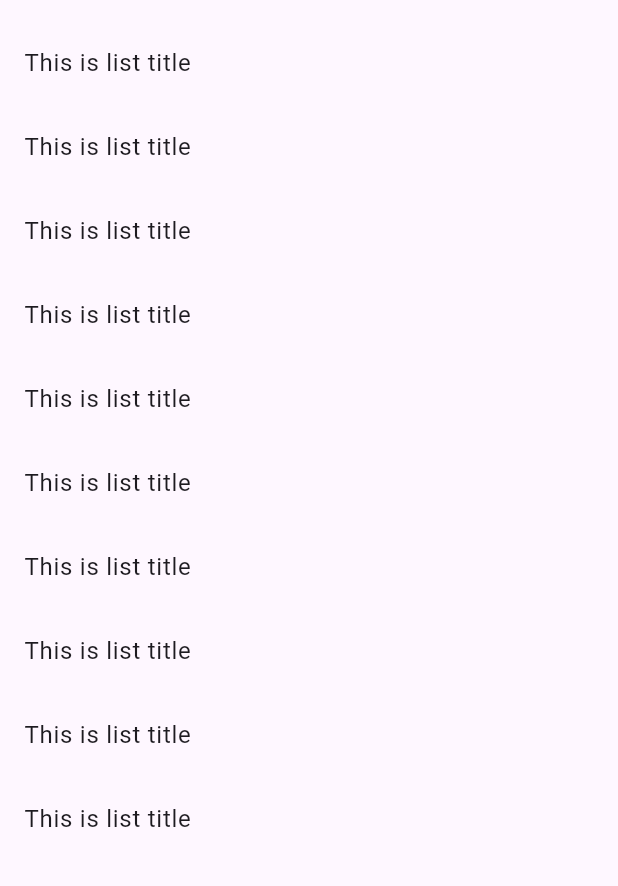
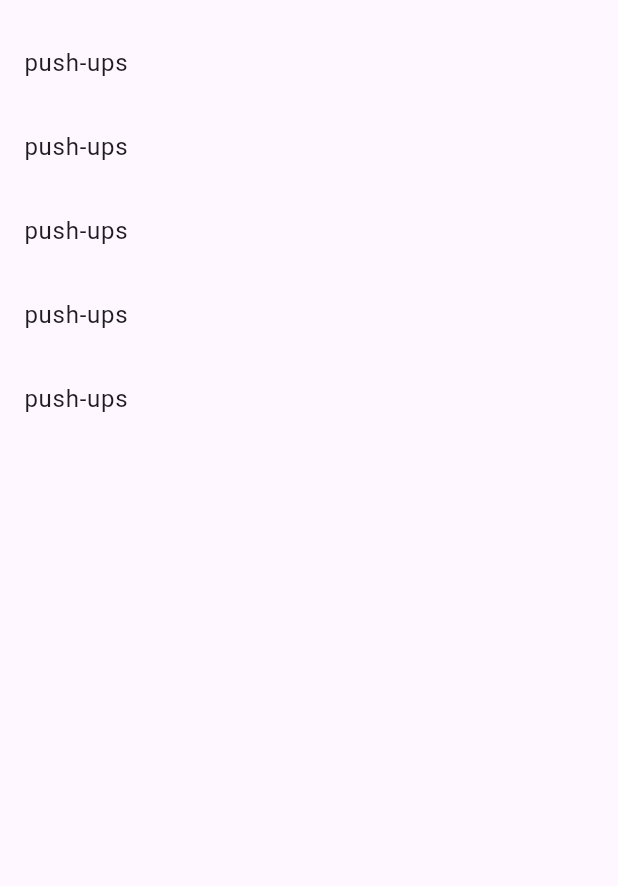
Before and after one commit to ynnuSunny/exercise_app, a Flutter app: the screen it shows after launch, on a phone screen of 412 x 824 dp, the part 63-949 px from its top. Run offline on Flutter 3.47's test engine with Material 3 defaults, Android fonts, the phone set to English and light mode, and no system bars.

Commit message:
add exercise model and create list

```diff
--- a/lib/main.dart
+++ b/lib/main.dart
@@ -2,7 +2,7 @@ import 'package:flutter/material.dart';
 import 'src/screens/exercise_list.dart';
 
 void main() {
-  runApp(const MaterialApp(
+  runApp(MaterialApp(
       home: ExerciseListScreen() ,
   ));
 }
--- /dev/null
+++ b/lib/src/models/exercise_model.dart
@@ -0,0 +1,6 @@
+class ExerciseModel{
+    String name;
+    String description;
+    String imageUrl;
+    ExerciseModel({required this.name, required this.description, required this.imageUrl});
+}
--- a/lib/src/screens/exercise_list.dart
+++ b/lib/src/screens/exercise_list.dart
@@ -1,7 +1,16 @@
+import 'package:exercise_app/src/models/exercise_model.dart';
 import 'package:flutter/material.dart';
 
 class ExerciseListScreen extends StatelessWidget {
-  const ExerciseListScreen({super.key});
+  ExerciseListScreen({super.key});
+
+  List<ExerciseModel> exercisesList = [
+    ExerciseModel(name: "push-ups", description: "description", imageUrl: "https://www.google.com/url?sa=i&url=https%3A%2F%2Fwww.flaticon.com%2Ffree-icon%2Fpush-up_2548536&psig=AOvVaw0Y6hFRJPpqleRMVMSBl_Uz&ust=1705386224490000&source=images&cd=vfe&ved=0CBMQjRxqFwoTCMC0yfTg3oMDFQAAAAAdAAAAABAI"),
+    ExerciseModel(name: "push-ups", description: "description", imageUrl: "https://www.google.com/url?sa=i&url=https%3A%2F%2Fwww.flaticon.com%2Ffree-icon%2Fpush-up_2548536&psig=AOvVaw0Y6hFRJPpqleRMVMSBl_Uz&ust=1705386224490000&source=images&cd=vfe&ved=0CBMQjRxqFwoTCMC0yfTg3oMDFQAAAAAdAAAAABAI"),
+    ExerciseModel(name: "push-ups", description: "description", imageUrl: "https://www.google.com/url?sa=i&url=https%3A%2F%2Fwww.flaticon.com%2Ffree-icon%2Fpush-up_2548536&psig=AOvVaw0Y6hFRJPpqleRMVMSBl_Uz&ust=1705386224490000&source=images&cd=vfe&ved=0CBMQjRxqFwoTCMC0yfTg3oMDFQAAAAAdAAAAABAI"),
+    ExerciseModel(name: "push-ups", description: "description", imageUrl: "https://www.google.com/url?sa=i&url=https%3A%2F%2Fwww.flaticon.com%2Ffree-icon%2Fpush-up_2548536&psig=AOvVaw0Y6hFRJPpqleRMVMSBl_Uz&ust=1705386224490000&source=images&cd=vfe&ved=0CBMQjRxqFwoTCMC0yfTg3oMDFQAAAAAdAAAAABAI"),
+    ExerciseModel(name: "push-ups", description: "description", imageUrl: "https://www.google.com/url?sa=i&url=https%3A%2F%2Fwww.flaticon.com%2Ffree-icon%2Fpush-up_2548536&psig=AOvVaw0Y6hFRJPpqleRMVMSBl_Uz&ust=1705386224490000&source=images&cd=vfe&ved=0CBMQjRxqFwoTCMC0yfTg3oMDFQAAAAAdAAAAABAI"),
+  ];
 
   @override
   Widget build(BuildContext context) {
@@ -12,10 +21,10 @@ class ExerciseListScreen extends StatelessWidget {
         ),
         body: Container(
           child: ListView.builder(
-              itemCount: 10,
+              itemCount: exercisesList.length,
               itemBuilder: (contest, index){
-                return const ListTile(
-                   title: Text("This is list title"),
+                return ListTile(
+                   title: Text(exercisesList[index].name),
                 );
               }),
         ),
```
